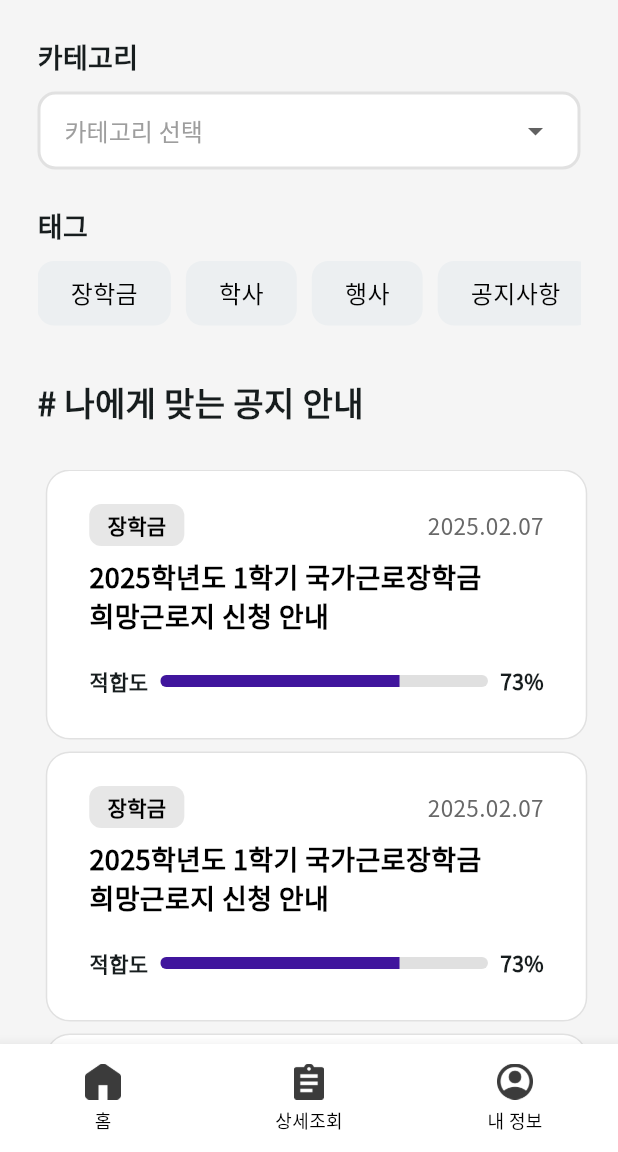
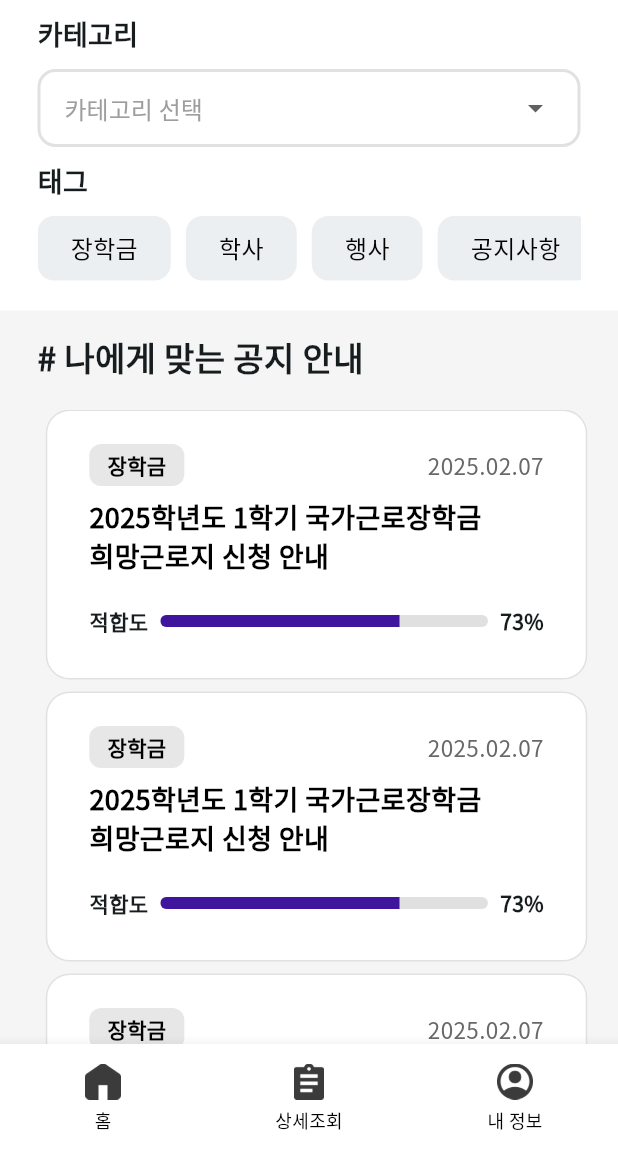
Before and after one commit to GDGxUMC-Hackathon-Team1/frontend, a Flutter app: the screen it shows after launch, item 2 of the bottom bar chosen, on a phone screen of 412 x 824 dp, the part 84-1236 px from its top. Run offline on Flutter 3.47's test engine with Material 3 defaults, Android fonts, the phone set to English and light mode, and no system bars; our stand-ins replace carousel_slider.

Commit message:
add: 상세조회 페이지 정리

```diff
--- a/lib/screens/notice_details.dart
+++ b/lib/screens/notice_details.dart
@@ -49,13 +49,15 @@ class _NoticeDetailsPageState extends State<NoticeDetailsPage> {
       child: Column(
         crossAxisAlignment: CrossAxisAlignment.start,
         children: [
-          // 1. 선택
-          Padding(
-            padding: const EdgeInsets.all(25.0),
-            child: Container(
+
+          Container(
+            color: Colors.white,
+            child: Padding(
+              padding: const EdgeInsets.symmetric(horizontal: 25.0, vertical: 10),
               child: Column(
                 crossAxisAlignment: CrossAxisAlignment.start,
                 children: [
+                  // 1. 카테고리 선택
                   Text("카테고리", style: TextStyle(fontWeight: FontWeight.bold, fontSize: 18),),
                   SizedBox(height: 10,),
                   DropdownComponent(
@@ -68,17 +70,9 @@ class _NoticeDetailsPageState extends State<NoticeDetailsPage> {
                     },
                     hintText: '카테고리 선택', // 드롭다운 선택 안된 상태에서 보이는 텍스트
                   ),
-                ],
-              ),
-            ),
-          ),
+                  SizedBox(height: 10,),
 
-          // 여러 태그 버튼들
-          Padding(
-            padding: const EdgeInsets.symmetric(horizontal: 25.0),
-            child: Column(
-              crossAxisAlignment: CrossAxisAlignment.start,
-              children: [
+                  // 2. 여러 태그 버튼들
                   Text("태그", style: TextStyle(fontWeight: FontWeight.bold, fontSize: 18),),
                   SizedBox(height: 10,),
                   SingleChildScrollView(
@@ -107,10 +101,11 @@ class _NoticeDetailsPageState extends State<NoticeDetailsPage> {
                 ],
               ),
             ),
+          ),
 
           // 3. 관심있는 카테고리
           Padding(
-            padding: const EdgeInsets.all(25.0),
+            padding: const EdgeInsets.symmetric(horizontal: 25.0, vertical: 15),
             child: Row(
               mainAxisAlignment: MainAxisAlignment.spaceBetween,
               children: [
```
Lines whose indentation alone changed are shown as unchanged.
